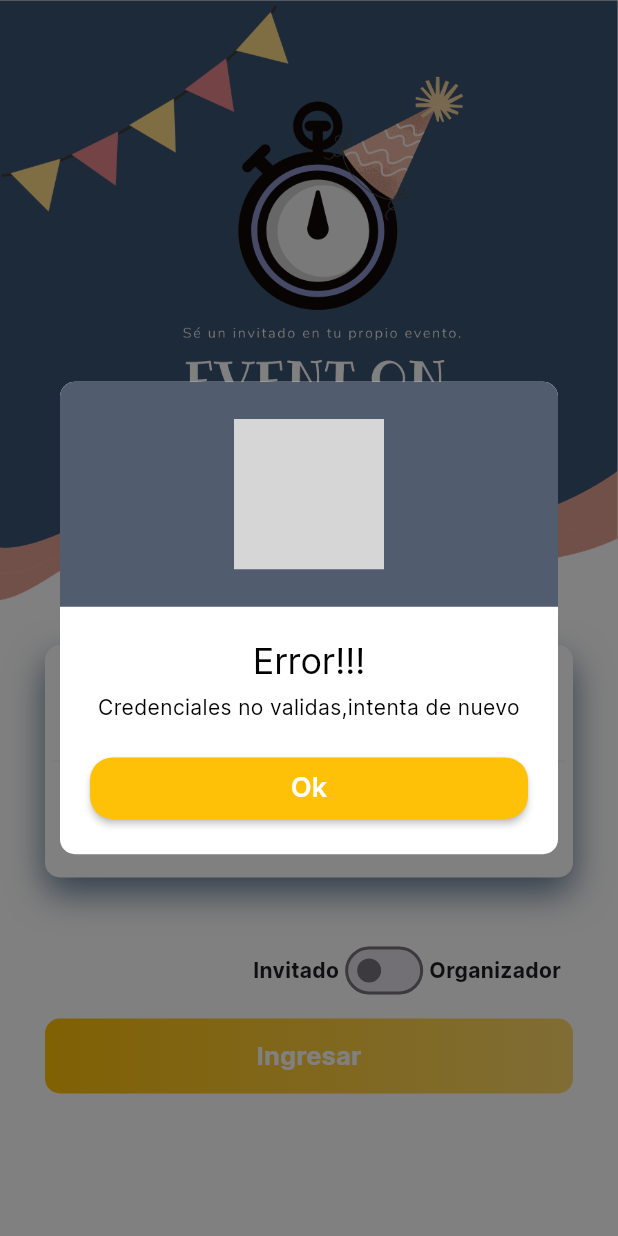
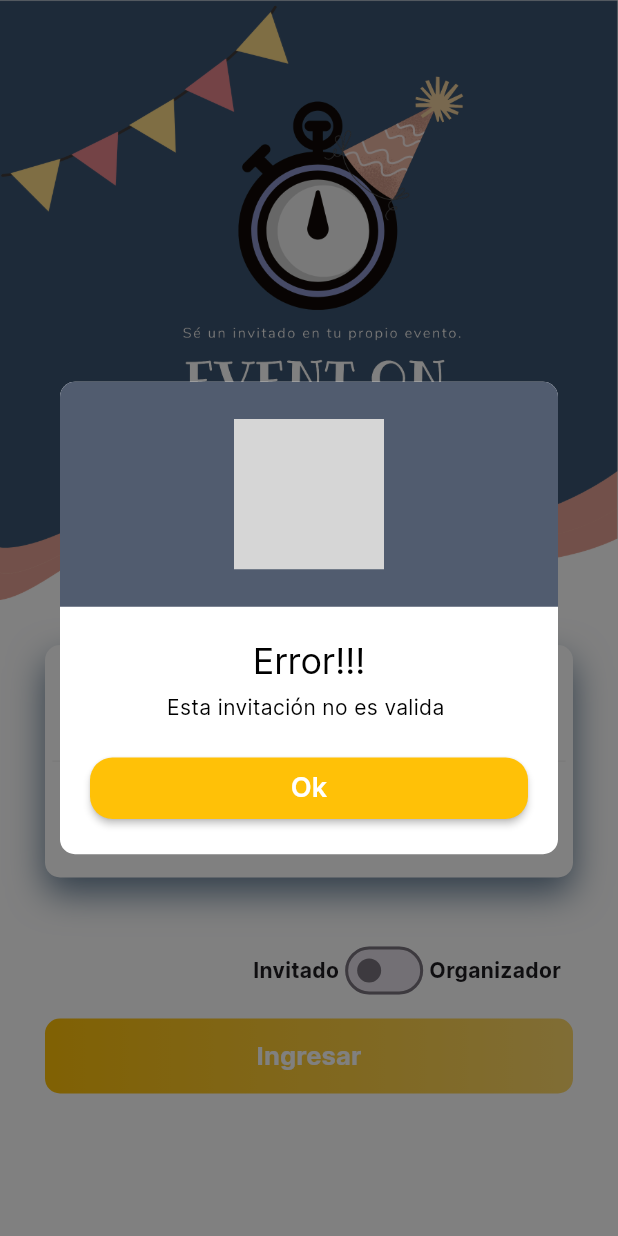
Before and after one commit to Infiernus80/event_on_time, a Flutter app: the screen it shows after launch, after a tap on "Ingresar", on a phone screen of 412 x 824 dp. Run offline on Flutter 3.47's test engine with Material 2 defaults, Android fonts, the phone set to English and light mode, and no system bars; our stand-ins replace animate_do, cool_alert, qr_flutter, responsive_sizer; missing offline and left inert: flutter_barcode_scanner, flutter_polygon, validated; grey boxes are pictures that could not be loaded.

Commit message:
Validaciones echas

```diff
--- a/lib/providers/inputs_providers.dart
+++ b/lib/providers/inputs_providers.dart
@@ -1,21 +1,21 @@
 import 'package:cool_alert/cool_alert.dart';
 import 'package:event_on_time/providers/switch_provider.dart';
 import 'package:flutter/material.dart';
+import 'package:provider/provider.dart';
 import 'package:validated/validated.dart' as validate;
 
 class InputProvider with ChangeNotifier {
   final campo1 = TextEditingController();
   final campo2 = TextEditingController();
 
-  final SwitchProvider switchP = SwitchProvider();
-
-  validations(BuildContext context) {
+  validations(BuildContext context,bool switchP) {
     String correo = '';
     String contra = '';
     int cReunion = 0;
     int cUsuario = 0;
 
-    if (switchP.isInvitateGet == false) {
+    if (!switchP) {
+      //Los datos del controlador se ponen en sus respectivas variables
       cReunion = (campo1.text.isEmpty) ? 0 : int.parse(campo1.text);
       cUsuario = (campo2.text.isEmpty) ? 0 : int.parse(campo2.text);
     } else {
@@ -30,9 +30,8 @@ class InputProvider with ChangeNotifier {
     } else if (cReunion != 0 && cUsuario != 0) {
       debugPrint('Esto es una invitacion');
     } else {
-      if (switchP.isInvitateGet == false) {
-        error1(context);
-      }
+      if (!switchP) error1(context);
+      else error2(context);
     }
 
     notifyListeners();
@@ -41,7 +40,15 @@ class InputProvider with ChangeNotifier {
   error1(BuildContext context) {
     CoolAlert.show(
         context: context,
-        text: "Credenciales no validas,intenta de nuevo",
+        text: "Esta invitación no es valida ",
+        type: CoolAlertType.error,
+        confirmBtnColor: Colors.amber);
+  }
+
+  error2(BuildContext context) {
+    CoolAlert.show(
+        context: context,
+        text: "Credenciales no validas, intenta de nuevo",
         type: CoolAlertType.error,
         confirmBtnColor: Colors.amber);
   }
--- a/lib/screens/login_screen.dart
+++ b/lib/screens/login_screen.dart
@@ -1,3 +1,4 @@
+import 'package:animate_do/animate_do.dart';
 import 'package:flutter/material.dart';
 import 'package:provider/provider.dart';
 
@@ -26,10 +27,13 @@ class LoginScreen extends StatelessWidget {
                           fit: BoxFit.fill)),
                   child: Stack(
                     children: <Widget>[
+
+                      //Contenedor para la imagen superiro izquierda
                       Positioned(
                         // left: 0,
                         width: 200,
                         height: 150,
+                        child: BounceInDown(
                           child: Container(
                             decoration: const BoxDecoration(
                                 image: DecorationImage(
@@ -37,35 +41,15 @@ class LoginScreen extends StatelessWidget {
                                         AssetImage('assets/images/cordon.png'))),
                           ),
                         ),
-                      // Positioned(
-                      //   left: 140,
-                      //   width: 80,
-                      //   height: 150,
-                      //   child: Container(
-                      //     decoration: const BoxDecoration(
-                      //         image: DecorationImage(
-                      //             image:
-                      //                 AssetImage('assets/images/light-2.png'))),
-                      //   ),
-                      // ),
-                      // Positioned(
-                      //   right: 10,
-                      //   top: 20,
-                      //   width: 150,
-                      //   height: 150,
-                      //   child: Container(
-                      //     decoration: const BoxDecoration(
-                      //       image: DecorationImage(
-                      //         image: AssetImage('assets/images/Conos.png'),
-                      //       ),
-                      //     ),
-                      //   ),
-                      // ),
+                      ),
+
+                      //Contenedor para ellogo
                       Positioned(
                         right: 95,
                         top: 50,
                         width: 200,
                         height: 250,
+                        child: BounceInDown(
                           child: Container(
                             decoration: const BoxDecoration(
                               image: DecorationImage(
@@ -75,6 +59,8 @@ class LoginScreen extends StatelessWidget {
                             // margin: const EdgeInsets.only(top: 50),
                           ),
                         ),
+                      ),
+
                     ],
                   ),
                 ),
@@ -82,7 +68,8 @@ class LoginScreen extends StatelessWidget {
                   padding: const EdgeInsets.all(30.0),
                   child: Column(
                     children: <Widget>[
-                      Container(
+                      BounceInDown(
+                        child: Container(
                           padding: const EdgeInsets.all(5),
                           decoration: BoxDecoration(
                               color: Colors.white,
@@ -153,10 +140,12 @@ class LoginScreen extends StatelessWidget {
                             ],
                           ),
                         ),
+                      ),
                       const SizedBox(
                         height: 30,
                       ),
-                      Container(
+                      BounceInDown(
+                        child: Container(
                           padding: const EdgeInsets.all(8.0),
                           child: Row(
                             mainAxisAlignment: MainAxisAlignment.end,
@@ -181,7 +170,9 @@ class LoginScreen extends StatelessWidget {
                             ],
                           ),
                         ),
-                      Container(
+                      ),
+                      BounceInDown(
+                        child: Container(
                           height: 50,
                           decoration: decoration(),
                           child: Center(
@@ -193,7 +184,7 @@ class LoginScreen extends StatelessWidget {
                                   splashFactory: NoSplash.splashFactory,
                                 ),
                                 onPressed: () {
-                                inputs.validations(context);
+                                  inputs.validations(context,switchP.isInvitateGet);
                                 },
                                 child: (switchP.isInvitateGet == false)
                                     ? const Txt(
@@ -205,6 +196,7 @@ class LoginScreen extends StatelessWidget {
                                         txt: 'Iniciar sesión',
                                         color: Colors.white,
                                         size: 17,
+                                      ),
                               ),
                             ),
                           ),
```
Lines whose indentation alone changed are shown as unchanged.
